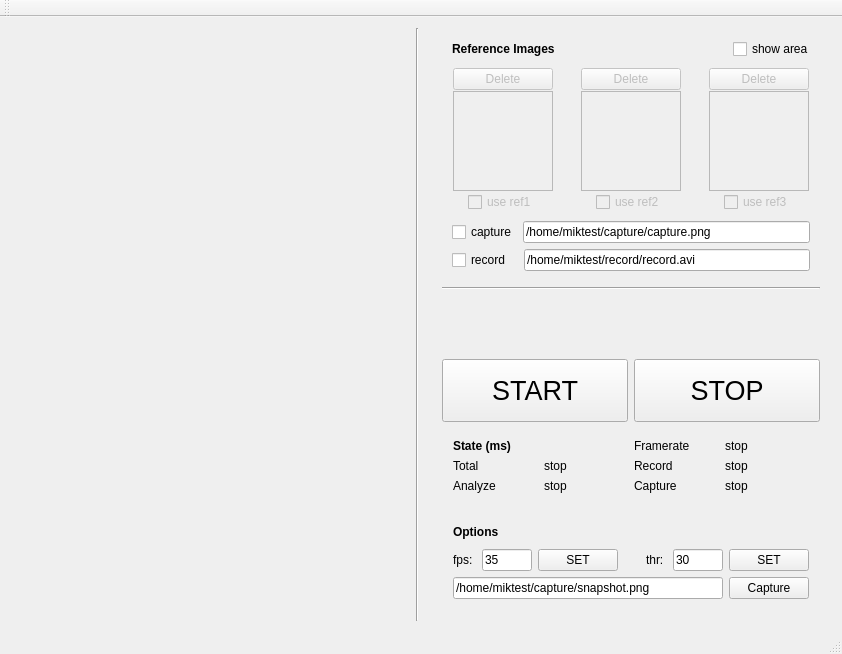
The window that mainwindow.ui (lsplf/cameraISP) describes before a commit, drawn with Qt 5.
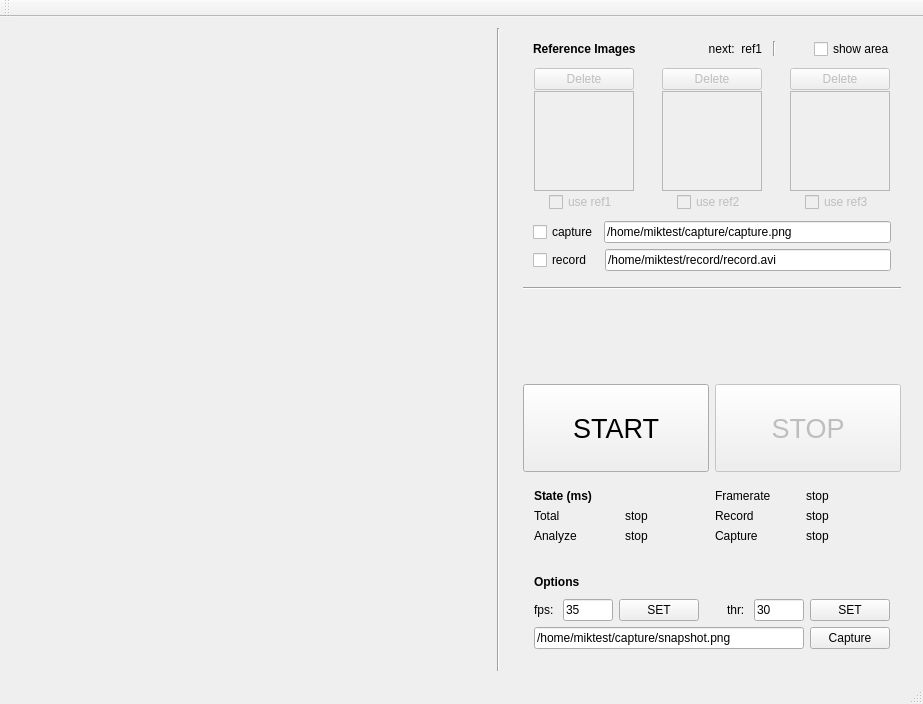
The same window after the commit.

Commit message: area select bug

```diff
--- a/mainwindow.ui
+++ b/mainwindow.ui
@@ -6,8 +6,8 @@
    <rect>
     <x>0</x>
     <y>0</y>
-    <width>842</width>
-    <height>654</height>
+    <width>923</width>
+    <height>704</height>
    </rect>
   </property>
   <property name="windowTitle">
@@ -50,80 +50,88 @@
          </property>
          <item row="0" column="0">
           <layout class="QGridLayout" name="gridLayout_4">
-           <item row="1" column="0">
-            <widget class="QWidget" name="widget_2" native="true">
-             <property name="sizePolicy">
-              <sizepolicy hsizetype="Fixed" vsizetype="Preferred">
-               <horstretch>0</horstretch>
-               <verstretch>0</verstretch>
-              </sizepolicy>
+           <item row="5" column="0" colspan="3">
+            <layout class="QHBoxLayout" name="horizontalLayout_5">
+             <property name="leftMargin">
+              <number>10</number>
              </property>
-             <layout class="QVBoxLayout" name="verticalLayout_3">
-              <property name="topMargin">
-               <number>3</number>
-              </property>
-              <property name="bottomMargin">
-               <number>3</number>
-              </property>
-              <item>
-               <layout class="QVBoxLayout" name="verticalLayout">
-                <property name="spacing">
-                 <number>1</number>
-                </property>
-                <item>
-                 <widget class="QPushButton" name="refDelete_1">
-                  <property name="enabled">
-                   <bool>false</bool>
-                  </property>
-                  <property name="text">
-                   <string>Delete</string>
-                  </property>
-                 </widget>
-                </item>
-                <item>
-                 <widget class="QLabel" name="refImage_1">
-                  <property name="sizePolicy">
-                   <sizepolicy hsizetype="Fixed" vsizetype="Fixed">
-                    <horstretch>0</horstretch>
-                    <verstretch>0</verstretch>
-                   </sizepolicy>
-                  </property>
-                  <property name="minimumSize">
-                   <size>
-                    <width>100</width>
-                    <height>100</height>
-                   </size>
-                  </property>
-                  <property name="maximumSize">
-                   <size>
-                    <width>100</width>
-                    <height>100</height>
-                   </size>
-                  </property>
-                  <property name="frameShape">
-                   <enum>QFrame::StyledPanel</enum>
-                  </property>
-                  <property name="text">
-                   <string/>
-                  </property>
-                 </widget>
-                </item>
-                <item alignment="Qt::AlignHCenter">
-                 <widget class="QCheckBox" name="refApply_1">
-                  <property name="enabled">
-                   <bool>false</bool>
-                  </property>
-                  <property name="text">
-                   <string>use ref1</string>
-                  </property>
-                 </widget>
-                </item>
-               </layout>
-              </item>
-             </layout>
-            </widget>
+             <property name="rightMargin">
+              <number>10</number>
+             </property>
+             <property name="bottomMargin">
+              <number>10</number>
+             </property>
+             <item>
+              <widget class="QCheckBox" name="doRecord">
+               <property name="sizePolicy">
+                <sizepolicy hsizetype="Fixed" vsizetype="Fixed">
+                 <horstretch>0</horstretch>
+                 <verstretch>0</verstretch>
+                </sizepolicy>
+               </property>
+               <property name="text">
+                <string>record  </string>
+               </property>
+              </widget>
+             </item>
+             <item>
+              <widget class="QLineEdit" name="recordPath">
+               <property name="sizePolicy">
+                <sizepolicy hsizetype="Preferred" vsizetype="Fixed">
+                 <horstretch>0</horstretch>
+                 <verstretch>0</verstretch>
+                </sizepolicy>
+               </property>
+               <property name="text">
+                <string>/home/miktest/record/record.avi</string>
+               </property>
+              </widget>
+             </item>
+            </layout>
            </item>
-           <item row="5" column="1">
+           <item row="4" column="0" colspan="3">
+            <layout class="QHBoxLayout" name="horizontalLayout">
+             <property name="leftMargin">
+              <number>10</number>
+             </property>
+             <property name="rightMargin">
+              <number>10</number>
+             </property>
+             <item>
+              <widget class="QCheckBox" name="doCapture">
+               <property name="sizePolicy">
+                <sizepolicy hsizetype="Fixed" vsizetype="Fixed">
+                 <horstretch>0</horstretch>
+                 <verstretch>0</verstretch>
+                </sizepolicy>
+               </property>
+               <property name="text">
+                <string>capture</string>
+               </property>
+               <property name="tristate">
+                <bool>false</bool>
+               </property>
+              </widget>
+             </item>
+             <item>
+              <widget class="QLineEdit" name="capturePath">
+               <property name="sizePolicy">
+                <sizepolicy hsizetype="Preferred" vsizetype="Fixed">
+                 <horstretch>0</horstretch>
+                 <verstretch>0</verstretch>
+                </sizepolicy>
+               </property>
+               <property name="text">
+                <string>/home/miktest/capture/capture.png</string>
+               </property>
+               <property name="alignment">
+                <set>Qt::AlignLeading|Qt::AlignLeft|Qt::AlignVCenter</set>
+               </property>
+              </widget>
+             </item>
+            </layout>
+           </item>
+           <item row="7" column="1">
             <spacer name="verticalSpacer">
              <property name="orientation">
               <enum>Qt::Vertical</enum>
@@ -136,120 +144,7 @@
              </property>
             </spacer>
            </item>
-           <item row="1" column="1">
-            <widget class="QWidget" name="widget_3" native="true">
-             <property name="sizePolicy">
-              <sizepolicy hsizetype="Fixed" vsizetype="Preferred">
-               <horstretch>0</horstretch>
-               <verstretch>0</verstretch>
-              </sizepolicy>
-             </property>
-             <layout class="QVBoxLayout" name="verticalLayout_4">
-              <property name="topMargin">
-               <number>3</number>
-              </property>
-              <property name="bottomMargin">
-               <number>3</number>
-              </property>
-              <item>
-               <layout class="QVBoxLayout" name="verticalLayout_2">
-                <property name="spacing">
-                 <number>1</number>
-                </property>
-                <item>
-                 <widget class="QPushButton" name="refDelete_2">
-                  <property name="enabled">
-                   <bool>false</bool>
-                  </property>
-                  <property name="text">
-                   <string>Delete</string>
-                  </property>
-                 </widget>
-                </item>
-                <item>
-                 <widget class="QLabel" name="refImage_2">
-                  <property name="sizePolicy">
-                   <sizepolicy hsizetype="Fixed" vsizetype="Fixed">
-                    <horstretch>0</horstretch>
-                    <verstretch>0</verstretch>
-                   </sizepolicy>
-                  </property>
-                  <property name="minimumSize">
-                   <size>
-                    <width>100</width>
-                    <height>100</height>
-                   </size>
-                  </property>
-                  <property name="maximumSize">
-                   <size>
-                    <width>100</width>
-                    <height>100</height>
-                   </size>
-                  </property>
-                  <property name="frameShape">
-                   <enum>QFrame::StyledPanel</enum>
-                  </property>
-                  <property name="text">
-                   <string/>
-                  </property>
-                 </widget>
-                </item>
-                <item alignment="Qt::AlignHCenter">
-                 <widget class="QCheckBox" name="refApply_2">
-                  <property name="enabled">
-                   <bool>false</bool>
-                  </property>
-                  <property name="text">
-                   <string>use ref2</string>
-                  </property>
-                 </widget>
-                </item>
-               </layout>
-              </item>
-             </layout>
-            </widget>
-           </item>
-           <item row="6" column="0" colspan="3">
-            <layout class="QHBoxLayout" name="horizontalLayout_4">
-             <item>
-              <widget class="QPushButton" name="cameraStart">
-               <property name="sizePolicy">
-                <sizepolicy hsizetype="Minimum" vsizetype="Expanding">
-                 <horstretch>0</horstretch>
-                 <verstretch>0</verstretch>
-                </sizepolicy>
-               </property>
-               <property name="font">
-                <font>
-                 <pointsize>20</pointsize>
-                </font>
-               </property>
-               <property name="text">
-                <string>START</string>
-               </property>
-              </widget>
-             </item>
-             <item>
-              <widget class="QPushButton" name="cameraStop">
-               <property name="sizePolicy">
-                <sizepolicy hsizetype="Minimum" vsizetype="Expanding">
-                 <horstretch>0</horstretch>
-                 <verstretch>0</verstretch>
-                </sizepolicy>
-               </property>
-               <property name="font">
-                <font>
-                 <pointsize>20</pointsize>
-                </font>
-               </property>
-               <property name="text">
-                <string>STOP</string>
-               </property>
-              </widget>
-             </item>
-            </layout>
-           </item>
-           <item row="1" column="2">
+           <item row="2" column="2">
             <widget class="QWidget" name="widget_4" native="true">
              <property name="sizePolicy">
               <sizepolicy hsizetype="Fixed" vsizetype="Preferred">
@@ -305,6 +200,9 @@
                   <property name="text">
                    <string/>
                   </property>
+                  <property name="alignment">
+                   <set>Qt::AlignCenter</set>
+                  </property>
                  </widget>
                 </item>
                 <item alignment="Qt::AlignHCenter">
@@ -322,245 +220,7 @@
              </layout>
             </widget>
            </item>
-           <item row="3" column="0" colspan="3">
-            <layout class="QHBoxLayout" name="horizontalLayout_5">
-             <property name="leftMargin">
-              <number>10</number>
-             </property>
-             <property name="rightMargin">
-              <number>10</number>
-             </property>
-             <property name="bottomMargin">
-              <number>10</number>
-             </property>
-             <item>
-              <widget class="QCheckBox" name="doRecord">
-               <property name="sizePolicy">
-                <sizepolicy hsizetype="Fixed" vsizetype="Fixed">
-                 <horstretch>0</horstretch>
-                 <verstretch>0</verstretch>
-                </sizepolicy>
-               </property>
-               <property name="text">
-                <string>record  </string>
-               </property>
-              </widget>
-             </item>
-             <item>
-              <widget class="QLineEdit" name="recordPath">
-               <property name="sizePolicy">
-                <sizepolicy hsizetype="Preferred" vsizetype="Fixed">
-                 <horstretch>0</horstretch>
-                 <verstretch>0</verstretch>
-                </sizepolicy>
-               </property>
-               <property name="text">
-                <string>/home/miktest/record/record.avi</string>
-               </property>
-              </widget>
-             </item>
-            </layout>
-           </item>
-           <item row="2" column="0" colspan="3">
-            <layout class="QHBoxLayout" name="horizontalLayout">
-             <property name="leftMargin">
-              <number>10</number>
-             </property>
-             <property name="rightMargin">
-              <number>10</number>
-             </property>
-             <item>
-              <widget class="QCheckBox" name="doCapture">
-               <property name="sizePolicy">
-                <sizepolicy hsizetype="Fixed" vsizetype="Fixed">
-                 <horstretch>0</horstretch>
-                 <verstretch>0</verstretch>
-                </sizepolicy>
-               </property>
-               <property name="text">
-                <string>capture</string>
-               </property>
-               <property name="tristate">
-                <bool>false</bool>
-               </property>
-              </widget>
-             </item>
-             <item>
-              <widget class="QLineEdit" name="capturePath">
-               <property name="sizePolicy">
-                <sizepolicy hsizetype="Preferred" vsizetype="Fixed">
-                 <horstretch>0</horstretch>
-                 <verstretch>0</verstretch>
-                </sizepolicy>
-               </property>
-               <property name="text">
-                <string>/home/miktest/capture/capture.png</string>
-               </property>
-               <property name="alignment">
-                <set>Qt::AlignLeading|Qt::AlignLeft|Qt::AlignVCenter</set>
-               </property>
-              </widget>
-             </item>
-            </layout>
-           </item>
-           <item row="8" column="0" colspan="3">
-            <widget class="QWidget" name="widget_5" native="true">
-             <property name="minimumSize">
-              <size>
-               <width>0</width>
-               <height>100</height>
-              </size>
-             </property>
-             <layout class="QVBoxLayout" name="verticalLayout_8">
-              <item>
-               <layout class="QVBoxLayout" name="verticalLayout_7">
-                <item>
-                 <widget class="QLabel" name="label_4">
-                  <property name="font">
-                   <font>
-                    <weight>75</weight>
-                    <bold>true</bold>
-                   </font>
-                  </property>
-                  <property name="text">
-                   <string>Options</string>
-                  </property>
-                  <property name="indent">
-                   <number>0</number>
-                  </property>
-                 </widget>
-                </item>
-                <item>
-                 <layout class="QHBoxLayout" name="horizontalLayout_2">
-                  <item>
-                   <widget class="QLabel" name="label">
-                    <property name="sizePolicy">
-                     <sizepolicy hsizetype="Fixed" vsizetype="Preferred">
-                      <horstretch>0</horstretch>
-                      <verstretch>0</verstretch>
-                     </sizepolicy>
-                    </property>
-                    <property name="text">
-                     <string>fps: </string>
-                    </property>
-                   </widget>
-                  </item>
-                  <item>
-                   <widget class="QLineEdit" name="fpsValue">
-                    <property name="sizePolicy">
-                     <sizepolicy hsizetype="Fixed" vsizetype="Fixed">
-                      <horstretch>0</horstretch>
-                      <verstretch>0</verstretch>
-                     </sizepolicy>
-                    </property>
-                    <property name="maximumSize">
-                     <size>
-                      <width>50</width>
-                      <height>16777215</height>
-                     </size>
-                    </property>
-                    <property name="text">
-                     <string>35</string>
-                    </property>
-                   </widget>
-                  </item>
-                  <item>
-                   <widget class="QPushButton" name="setFrameRate">
-                    <property name="sizePolicy">
-                     <sizepolicy hsizetype="Fixed" vsizetype="Fixed">
-                      <horstretch>0</horstretch>
-                      <verstretch>0</verstretch>
-                     </sizepolicy>
-                    </property>
-                    <property name="text">
-                     <string>SET</string>
-                    </property>
-                   </widget>
-                  </item>
-                  <item>
-                   <spacer name="horizontalSpacer">
-                    <property name="orientation">
-                     <enum>Qt::Horizontal</enum>
-                    </property>
-                    <property name="sizeHint" stdset="0">
-                     <size>
-                      <width>40</width>
-                      <height>20</height>
-                     </size>
-                    </property>
-                   </spacer>
-                  </item>
-                  <item>
-                   <widget class="QLabel" name="label_2">
-                    <property name="text">
-                     <string>thr: </string>
-                    </property>
-                   </widget>
-                  </item>
-                  <item>
-                   <widget class="QLineEdit" name="thrValue">
-                    <property name="sizePolicy">
-                     <sizepolicy hsizetype="Fixed" vsizetype="Fixed">
-                      <horstretch>0</horstretch>
-                      <verstretch>0</verstretch>
-                     </sizepolicy>
-                    </property>
-                    <property name="maximumSize">
-                     <size>
-                      <width>50</width>
-                      <height>16777215</height>
-                     </size>
-                    </property>
-                    <property name="text">
-                     <string>30</string>
-                    </property>
-                   </widget>
-                  </item>
-                  <item>
-                   <widget class="QPushButton" name="setThreshold">
-                    <property name="text">
-                     <string>SET</string>
-                    </property>
-                   </widget>
-                  </item>
-                 </layout>
-                </item>
-                <item>
-                 <layout class="QHBoxLayout" name="horizontalLayout_3">
-                  <item>
-                   <widget class="QLineEdit" name="snapshotPath">
-                    <property name="sizePolicy">
-                     <sizepolicy hsizetype="Preferred" vsizetype="Fixed">
-                      <horstretch>0</horstretch>
-                      <verstretch>0</verstretch>
-                     </sizepolicy>
-                    </property>
-                    <property name="text">
-                     <string>/home/miktest/capture/snapshot.png</string>
-                    </property>
-                   </widget>
-                  </item>
-                  <item>
-                   <widget class="QPushButton" name="cameraCapture">
-                    <property name="sizePolicy">
-                     <sizepolicy hsizetype="Fixed" vsizetype="Fixed">
-                      <horstretch>0</horstretch>
-                      <verstretch>0</verstretch>
-                     </sizepolicy>
-                    </property>
-                    <property name="text">
-                     <string>Capture</string>
-                    </property>
-                   </widget>
-                  </item>
-                 </layout>
-                </item>
-               </layout>
-              </item>
-             </layout>
-            </widget>
-           </item>
-           <item row="4" column="0" colspan="3">
+           <item row="6" column="0" colspan="3">
             <widget class="QFrame" name="frame_2">
              <property name="frameShape">
               <enum>QFrame::HLine</enum>
@@ -573,36 +233,50 @@
              </property>
             </widget>
            </item>
-           <item row="0" column="0" colspan="2">
-            <widget class="QLabel" name="label_3">
-             <property name="font">
-              <font>
-               <weight>75</weight>
-               <bold>true</bold>
-              </font>
-             </property>
-             <property name="text">
-              <string>Reference Images</string>
-             </property>
-             <property name="alignment">
-              <set>Qt::AlignLeading|Qt::AlignLeft|Qt::AlignVCenter</set>
-             </property>
-             <property name="margin">
-              <number>0</number>
-             </property>
-             <property name="indent">
-              <number>10</number>
-             </property>
-            </widget>
+           <item row="8" column="0" colspan="3">
+            <layout class="QHBoxLayout" name="horizontalLayout_4">
+             <item>
+              <widget class="QPushButton" name="cameraStart">
+               <property name="sizePolicy">
+                <sizepolicy hsizetype="Minimum" vsizetype="Expanding">
+                 <horstretch>0</horstretch>
+                 <verstretch>0</verstretch>
+                </sizepolicy>
+               </property>
+               <property name="font">
+                <font>
+                 <pointsize>20</pointsize>
+                </font>
+               </property>
+               <property name="text">
+                <string>START</string>
+               </property>
+              </widget>
+             </item>
+             <item>
+              <widget class="QPushButton" name="cameraStop">
+               <property name="enabled">
+                <bool>false</bool>
+               </property>
+               <property name="sizePolicy">
+                <sizepolicy hsizetype="Minimum" vsizetype="Expanding">
+                 <horstretch>0</horstretch>
+                 <verstretch>0</verstretch>
+                </sizepolicy>
+               </property>
+               <property name="font">
+                <font>
+                 <pointsize>20</pointsize>
+                </font>
+               </property>
+               <property name="text">
+                <string>STOP</string>
+               </property>
+              </widget>
+             </item>
+            </layout>
            </item>
-           <item row="0" column="2" alignment="Qt::AlignRight">
-            <widget class="QCheckBox" name="showArea">
-             <property name="text">
-              <string>show area  </string>
-             </property>
-            </widget>
-           </item>
-           <item row="7" column="0" colspan="3">
+           <item row="9" column="0" colspan="3">
             <widget class="QWidget" name="widget_6" native="true">
              <property name="minimumSize">
               <size>
@@ -701,6 +375,386 @@
              </layout>
             </widget>
            </item>
+           <item row="10" column="0" colspan="3">
+            <widget class="QWidget" name="widget_5" native="true">
+             <property name="minimumSize">
+              <size>
+               <width>0</width>
+               <height>100</height>
+              </size>
+             </property>
+             <layout class="QVBoxLayout" name="verticalLayout_8">
+              <item>
+               <layout class="QVBoxLayout" name="verticalLayout_7">
+                <item>
+                 <widget class="QLabel" name="label_4">
+                  <property name="font">
+                   <font>
+                    <weight>75</weight>
+                    <bold>true</bold>
+                   </font>
+                  </property>
+                  <property name="text">
+                   <string>Options</string>
+                  </property>
+                  <property name="indent">
+                   <number>0</number>
+                  </property>
+                 </widget>
+                </item>
+                <item>
+                 <layout class="QHBoxLayout" name="horizontalLayout_2">
+                  <item>
+                   <widget class="QLabel" name="label">
+                    <property name="sizePolicy">
+                     <sizepolicy hsizetype="Fixed" vsizetype="Preferred">
+                      <horstretch>0</horstretch>
+                      <verstretch>0</verstretch>
+                     </sizepolicy>
+                    </property>
+                    <property name="text">
+                     <string>fps: </string>
+                    </property>
+                   </widget>
+                  </item>
+                  <item>
+                   <widget class="QLineEdit" name="fpsValue">
+                    <property name="sizePolicy">
+                     <sizepolicy hsizetype="Fixed" vsizetype="Fixed">
+                      <horstretch>0</horstretch>
+                      <verstretch>0</verstretch>
+                     </sizepolicy>
+                    </property>
+                    <property name="maximumSize">
+                     <size>
+                      <width>50</width>
+                      <height>16777215</height>
+                     </size>
+                    </property>
+                    <property name="text">
+                     <string>35</string>
+                    </property>
+                   </widget>
+                  </item>
+                  <item>
+                   <widget class="QPushButton" name="setFrameRate">
+                    <property name="sizePolicy">
+                     <sizepolicy hsizetype="Fixed" vsizetype="Fixed">
+                      <horstretch>0</horstretch>
+                      <verstretch>0</verstretch>
+                     </sizepolicy>
+                    </property>
+                    <property name="text">
+                     <string>SET</string>
+                    </property>
+                   </widget>
+                  </item>
+                  <item>
+                   <spacer name="horizontalSpacer">
+                    <property name="orientation">
+                     <enum>Qt::Horizontal</enum>
+                    </property>
+                    <property name="sizeHint" stdset="0">
+                     <size>
+                      <width>40</width>
+                      <height>20</height>
+                     </size>
+                    </property>
+                   </spacer>
+                  </item>
+                  <item>
+                   <widget class="QLabel" name="label_2">
+                    <property name="text">
+                     <string>thr: </string>
+                    </property>
+                   </widget>
+                  </item>
+                  <item>
+                   <widget class="QLineEdit" name="thrValue">
+                    <property name="sizePolicy">
+                     <sizepolicy hsizetype="Fixed" vsizetype="Fixed">
+                      <horstretch>0</horstretch>
+                      <verstretch>0</verstretch>
+                     </sizepolicy>
+                    </property>
+                    <property name="maximumSize">
+                     <size>
+                      <width>50</width>
+                      <height>16777215</height>
+                     </size>
+                    </property>
+                    <property name="text">
+                     <string>30</string>
+                    </property>
+                   </widget>
+                  </item>
+                  <item>
+                   <widget class="QPushButton" name="setThreshold">
+                    <property name="text">
+                     <string>SET</string>
+                    </property>
+                   </widget>
+                  </item>
+                 </layout>
+                </item>
+                <item>
+                 <layout class="QHBoxLayout" name="horizontalLayout_3">
+                  <item>
+                   <widget class="QLineEdit" name="snapshotPath">
+                    <property name="sizePolicy">
+                     <sizepolicy hsizetype="Preferred" vsizetype="Fixed">
+                      <horstretch>0</horstretch>
+                      <verstretch>0</verstretch>
+                     </sizepolicy>
+                    </property>
+                    <property name="text">
+                     <string>/home/miktest/capture/snapshot.png</string>
+                    </property>
+                   </widget>
+                  </item>
+                  <item>
+                   <widget class="QPushButton" name="cameraCapture">
+                    <property name="sizePolicy">
+                     <sizepolicy hsizetype="Fixed" vsizetype="Fixed">
+                      <horstretch>0</horstretch>
+                      <verstretch>0</verstretch>
+                     </sizepolicy>
+                    </property>
+                    <property name="text">
+                     <string>Capture</string>
+                    </property>
+                   </widget>
+                  </item>
+                 </layout>
+                </item>
+               </layout>
+              </item>
+             </layout>
+            </widget>
+           </item>
+           <item row="2" column="0">
+            <widget class="QWidget" name="widget_2" native="true">
+             <property name="sizePolicy">
+              <sizepolicy hsizetype="Fixed" vsizetype="Preferred">
+               <horstretch>0</horstretch>
+               <verstretch>0</verstretch>
+              </sizepolicy>
+             </property>
+             <layout class="QVBoxLayout" name="verticalLayout_3">
+              <property name="topMargin">
+               <number>3</number>
+              </property>
+              <property name="bottomMargin">
+               <number>3</number>
+              </property>
+              <item>
+               <layout class="QVBoxLayout" name="verticalLayout">
+                <property name="spacing">
+                 <number>1</number>
+                </property>
+                <item>
+                 <widget class="QPushButton" name="refDelete_1">
+                  <property name="enabled">
+                   <bool>false</bool>
+                  </property>
+                  <property name="text">
+                   <string>Delete</string>
+                  </property>
+                 </widget>
+                </item>
+                <item>
+                 <widget class="QLabel" name="refImage_1">
+                  <property name="sizePolicy">
+                   <sizepolicy hsizetype="Fixed" vsizetype="Fixed">
+                    <horstretch>0</horstretch>
+                    <verstretch>0</verstretch>
+                   </sizepolicy>
+                  </property>
+                  <property name="minimumSize">
+                   <size>
+                    <width>100</width>
+                    <height>100</height>
+                   </size>
+                  </property>
+                  <property name="maximumSize">
+                   <size>
+                    <width>100</width>
+                    <height>100</height>
+                   </size>
+                  </property>
+                  <property name="frameShape">
+                   <enum>QFrame::StyledPanel</enum>
+                  </property>
+                  <property name="text">
+                   <string/>
+                  </property>
+                  <property name="alignment">
+                   <set>Qt::AlignCenter</set>
+                  </property>
+                 </widget>
+                </item>
+                <item alignment="Qt::AlignHCenter">
+                 <widget class="QCheckBox" name="refApply_1">
+                  <property name="enabled">
+                   <bool>false</bool>
+                  </property>
+                  <property name="text">
+                   <string>use ref1</string>
+                  </property>
+                 </widget>
+                </item>
+               </layout>
+              </item>
+             </layout>
+            </widget>
+           </item>
+           <item row="2" column="1">
+            <widget class="QWidget" name="widget_3" native="true">
+             <property name="sizePolicy">
+              <sizepolicy hsizetype="Fixed" vsizetype="Preferred">
+               <horstretch>0</horstretch>
+               <verstretch>0</verstretch>
+              </sizepolicy>
+             </property>
+             <layout class="QVBoxLayout" name="verticalLayout_4">
+              <property name="topMargin">
+               <number>3</number>
+              </property>
+              <property name="bottomMargin">
+               <number>3</number>
+              </property>
+              <item>
+               <layout class="QVBoxLayout" name="verticalLayout_2">
+                <property name="spacing">
+                 <number>1</number>
+                </property>
+                <item>
+                 <widget class="QPushButton" name="refDelete_2">
+                  <property name="enabled">
+                   <bool>false</bool>
+                  </property>
+                  <property name="text">
+                   <string>Delete</string>
+                  </property>
+                 </widget>
+                </item>
+                <item>
+                 <widget class="QLabel" name="refImage_2">
+                  <property name="sizePolicy">
+                   <sizepolicy hsizetype="Fixed" vsizetype="Fixed">
+                    <horstretch>0</horstretch>
+                    <verstretch>0</verstretch>
+                   </sizepolicy>
+                  </property>
+                  <property name="minimumSize">
+                   <size>
+                    <width>100</width>
+                    <height>100</height>
+                   </size>
+                  </property>
+                  <property name="maximumSize">
+                   <size>
+                    <width>100</width>
+                    <height>100</height>
+                   </size>
+                  </property>
+                  <property name="frameShape">
+                   <enum>QFrame::StyledPanel</enum>
+                  </property>
+                  <property name="text">
+                   <string/>
+                  </property>
+                  <property name="alignment">
+                   <set>Qt::AlignCenter</set>
+                  </property>
+                 </widget>
+                </item>
+                <item alignment="Qt::AlignHCenter">
+                 <widget class="QCheckBox" name="refApply_2">
+                  <property name="enabled">
+                   <bool>false</bool>
+                  </property>
+                  <property name="text">
+                   <string>use ref2</string>
+                  </property>
+                 </widget>
+                </item>
+               </layout>
+              </item>
+             </layout>
+            </widget>
+           </item>
+           <item row="0" column="0" colspan="3">
+            <layout class="QHBoxLayout" name="horizontalLayout_6">
+             <item alignment="Qt::AlignLeft">
+              <widget class="QLabel" name="label_3">
+               <property name="font">
+                <font>
+                 <weight>75</weight>
+                 <bold>true</bold>
+                </font>
+               </property>
+               <property name="text">
+                <string>Reference Images</string>
+               </property>
+               <property name="alignment">
+                <set>Qt::AlignLeading|Qt::AlignLeft|Qt::AlignVCenter</set>
+               </property>
+               <property name="margin">
+                <number>0</number>
+               </property>
+               <property name="indent">
+                <number>10</number>
+               </property>
+              </widget>
+             </item>
+             <item alignment="Qt::AlignRight">
+              <widget class="QLabel" name="nextCropPos">
+               <property name="text">
+                <string>next:  ref1</string>
+               </property>
+               <property name="alignment">
+                <set>Qt::AlignRight|Qt::AlignTrailing|Qt::AlignVCenter</set>
+               </property>
+               <property name="margin">
+                <number>0</number>
+               </property>
+               <property name="indent">
+                <number>5</number>
+               </property>
+              </widget>
+             </item>
+             <item>
+              <widget class="QFrame" name="frame_3">
+               <property name="sizePolicy">
+                <sizepolicy hsizetype="Fixed" vsizetype="Fixed">
+                 <horstretch>0</horstretch>
+                 <verstretch>0</verstretch>
+                </sizepolicy>
+               </property>
+               <property name="minimumSize">
+                <size>
+                 <width>0</width>
+                 <height>15</height>
+                </size>
+               </property>
+               <property name="frameShape">
+                <enum>QFrame::VLine</enum>
+               </property>
+               <property name="frameShadow">
+                <enum>QFrame::Sunken</enum>
+               </property>
+              </widget>
+             </item>
+             <item alignment="Qt::AlignRight">
+              <widget class="QCheckBox" name="showArea">
+               <property name="text">
+                <string>show area  </string>
+               </property>
+              </widget>
+             </item>
+            </layout>
+           </item>
           </layout>
          </item>
         </layout>
```
Left out of the diff: 3 changed lines with no effect on the pictures. The commit also changes 1 other file.
